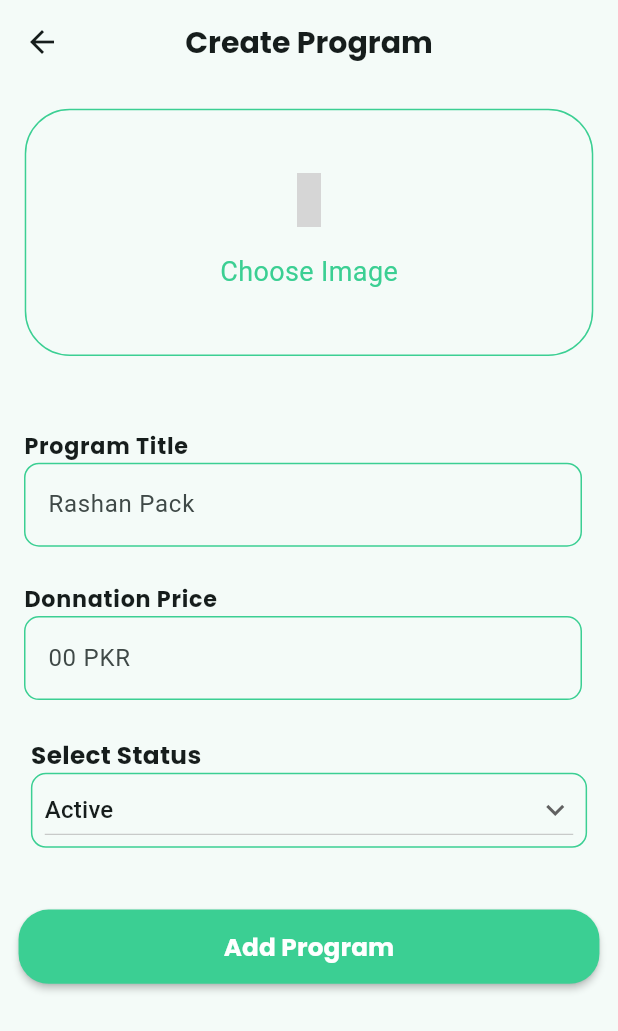
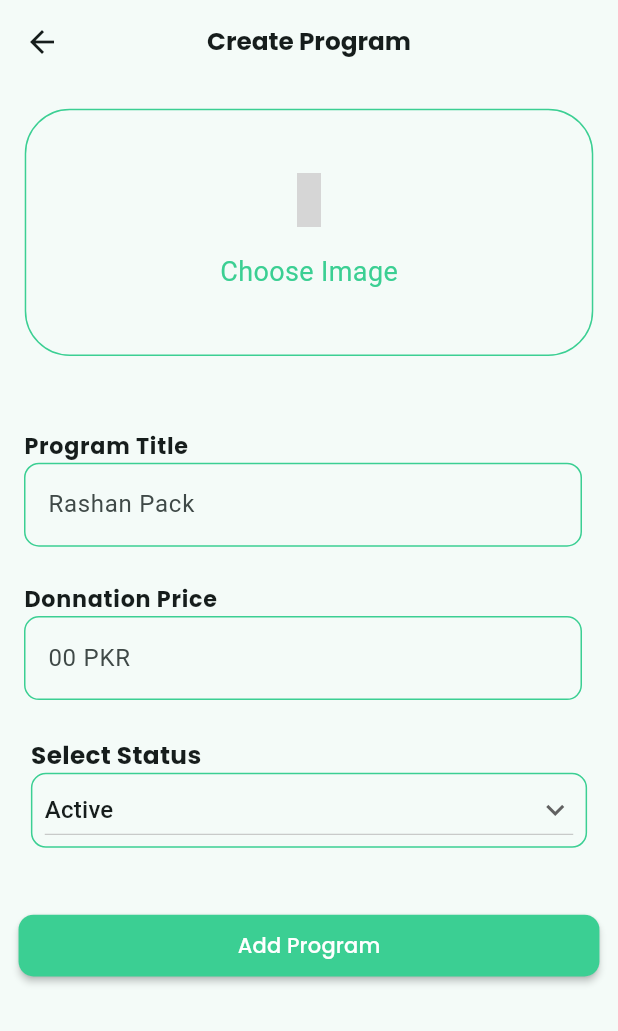
Before and after one commit to Masab2/SUFFAH-APP, a Flutter app: the AddProgramsView screen opened by its route, on a phone screen of 412 x 824 dp. Shown: the top 1031 px of the screen. Run offline on Flutter 3.47's test engine with Material 3 defaults, Android fonts, the light colour scheme and no system bars; our stand-ins replace badges, cached_network_image, cloud_firestore, csc_picker, firebase_auth, firebase_core and 8 more; missing offline and left inert: cnic_scanner, mailer, sign_button, simple_animation_progress_bar; accounts and stored records are empty; generated files the repository leaves out were written again; grey boxes are pictures that could not be loaded.

Commit message:
minor changes2

```diff
--- a/lib/res/components/selectProgramComp/selectProgramComp.dart
+++ b/lib/res/components/selectProgramComp/selectProgramComp.dart
@@ -88,7 +88,7 @@ class SelectProgramComp extends StatelessWidget {
                     ],
                   ),
                   TextButton(
-                      onPressed: () {},
+                      onPressed: ontap,
                       child: Text(
                         buttonTitle,
                         style: GoogleFonts.poppins(
@@ -99,7 +99,6 @@ class SelectProgramComp extends StatelessWidget {
                   0.04.ph,
                 ],
               ),
-
             )),
       ],
     );
--- a/lib/views/admin/AdminAddSuffahCenter/ViewSuffahCenter.dart
+++ b/lib/views/admin/AdminAddSuffahCenter/ViewSuffahCenter.dart
@@ -20,11 +20,6 @@ class _ViewSuffahCenterState extends State<ViewSuffahCenter> {
   Widget build(BuildContext context) {
     return Scaffold(
       appBar: AppBar(
-        leading: IconButton(
-            onPressed: () {
-              Get.back();
-            },
-            icon: const Icon(IconlyBold.arrow_left_circle)),
         title: Text(
           'Suffah Center',
           style: GoogleFonts.poppins(fontWeight: FontWeight.bold),
--- a/lib/views/admin/Affiliated Program/addProgram/addPrograms.dart
+++ b/lib/views/admin/Affiliated Program/addProgram/addPrograms.dart
@@ -1,5 +1,4 @@
 import 'dart:io';
-
 import 'package:flutter/material.dart';
 import 'package:get/get.dart';
 import 'package:google_fonts/google_fonts.dart';
@@ -8,6 +7,7 @@ import 'package:suffa_app/ViewModel/Admin/addProgram/addAffilatedprogramViewMode
 import 'package:suffa_app/res/components/AddNeedyPeople/addNeedyPeopleComp.dart';
 import 'package:suffa_app/res/components/AddSuffahCenter/BottomSheetContainer.dart';
 import 'package:suffa_app/res/components/AddSuffahCenter/PickImage.dart';
+import 'package:suffa_app/res/components/ResuableBtn/ReuseAbleBtn.dart';
 import 'package:suffa_app/utils/color/appColor.dart';
 import 'package:suffa_app/utils/extenshion/extenshion.dart';
 
@@ -23,13 +23,24 @@ class _AddProgramsViewState extends State<AddProgramsView> {
   final priceController = TextEditingController();
   final controller = Get.put(AffiliatedViewModel());
   @override
+  void dispose() {
+    titleController.dispose();
+    priceController.dispose();
+    controller.dispose();
+    super.dispose();
+  }
+
+  @override
   Widget build(BuildContext context) {
     return Scaffold(
       appBar: AppBar(
         centerTitle: true,
         title: Text(
           'Create Program',
-          style: GoogleFonts.poppins(fontSize: 20, fontWeight: FontWeight.bold),
+          style: GoogleFonts.poppins(
+            fontSize: context.mh * 0.020,
+            fontWeight: FontWeight.bold,
+          ),
         ),
       ),
       body: ListView(
@@ -117,11 +128,8 @@ class _AddProgramsViewState extends State<AddProgramsView> {
           0.05.ph,
           Padding(
               padding: EdgeInsets.symmetric(horizontal: context.mw * 0.03),
-            child: MaterialButton(
-              minWidth: context.mw * 0.80,
-              height: context.mh * 0.06,
-              shape: RoundedRectangleBorder(
-                  borderRadius: BorderRadius.circular(20)),
+              child: ReuseAblebtn(
+                title: 'Add Program',
                 onPressed: () {
                   controller.addAffiliatedProgram(
                     titleController,
@@ -129,16 +137,7 @@ class _AddProgramsViewState extends State<AddProgramsView> {
                     priceController,
                   );
                 },
-              color: AppColor.cgreenColor,
-              child: Text(
-                'Add Program',
-                style: GoogleFonts.poppins(
-                    color: AppColor.whiteColor,
-                    fontSize: context.mh * 0.020,
-                    fontWeight: FontWeight.bold),
-              ),
-            ),
-          )
+              ))
         ],
       ),
     );
--- a/lib/views/admin/Affiliated Program/displayprogram/displayAffiliaatedProgram.dart
+++ b/lib/views/admin/Affiliated Program/displayprogram/displayAffiliaatedProgram.dart
@@ -1,10 +1,7 @@
 import 'package:flutter/material.dart';
 import 'package:get/get.dart';
 import 'package:google_fonts/google_fonts.dart';
-import 'package:suffa_app/res/components/HomeComp/donnationChoices/DonnationChoiceComp.dart';
-import 'package:suffa_app/res/components/SAPForAdmin/sapForAdmin.dart';
 import 'package:suffa_app/res/routes/routesNames.dart';
-import 'package:suffa_app/utils/asset/ImageAsset.dart';
 import 'package:suffa_app/utils/color/appColor.dart';
 import 'package:suffa_app/utils/extenshion/extenshion.dart';
 
--- a/lib/views/admin/DashBoard/adminDashboard.dart
+++ b/lib/views/admin/DashBoard/adminDashboard.dart
@@ -1,10 +1,8 @@
 import 'package:flutter/material.dart';
 import 'package:get/get.dart';
 import 'package:google_fonts/google_fonts.dart';
-import 'package:iconly/iconly.dart';
 import 'package:suffa_app/res/components/adminDashBoardTiles/adminDashBoardtiles.dart';
 import 'package:suffa_app/res/routes/routesNames.dart';
-import 'package:suffa_app/utils/Utils.dart';
 import 'package:suffa_app/utils/extenshion/extenshion.dart';
 
 import '../../../res/components/adminDashBoardTiles/adminTilesUperheading/upperHeading.dart';
--- a/lib/views/admin/RequestedProgram/RequestedProgram.dart
+++ b/lib/views/admin/RequestedProgram/RequestedProgram.dart
@@ -2,10 +2,7 @@ import 'package:flutter/material.dart';
 import 'package:flutter_spinkit/flutter_spinkit.dart';
 import 'package:get/get.dart';
 import 'package:google_fonts/google_fonts.dart';
-import 'package:suffa_app/Mail/sendEmail.dart';
 import 'package:suffa_app/Service/Firebase/firebasehelper.dart';
-import 'package:suffa_app/ViewModel/Lang/LanguageChangeViewModel.dart';
-import 'package:suffa_app/res/components/RequestedProgramComp/RequestedProgramComp.dart';
 import 'package:suffa_app/utils/extenshion/extenshion.dart';
 
 import '../../../res/components/RequestMemberComp/RequestMemberComp.dart';
@@ -19,7 +16,6 @@ class RequestedProgramView extends StatefulWidget {
 }
 
 class _RequestedProgramViewState extends State<RequestedProgramView> {
-  final AppLanguageController _languageController = Get.find();
   @override
   Widget build(BuildContext context) {
     return Scaffold(
```
Also changed, not shown: lib/views/admin/AdminAddSuffahCenter/addSuffahCenter.dart (+8 -21 lines), lib/views/admin/AdminAddSuffahCenter/createEmailView.dart (+28 -22 lines), lib/views/admin/MemberRequest/memberRequest.dart (+2 -6 lines), 1 other file. Lines whose indentation alone changed are shown as unchanged.
